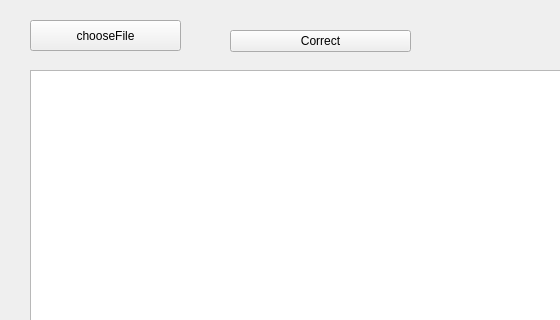
Qt form mainwindow.ui (germanbaziev/EvdakCorpatationOOP2) before a commit; both pictures show x 0 to 560 and y 0 to 320 of the 800 by 600 pixel window.
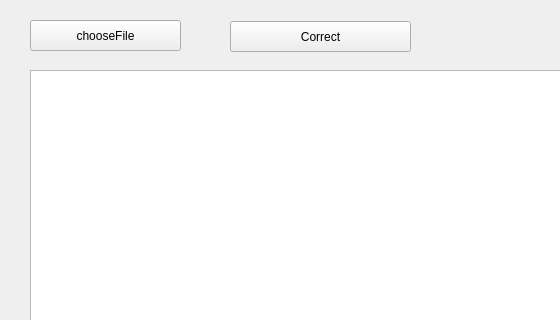
The same form after that commit.

What changed in the file:
```diff
--- a/mainwindow.ui
+++ b/mainwindow.ui
@@ -54,9 +54,9 @@
     <property name="geometry">
      <rect>
       <x>230</x>
-      <y>30</y>
+      <y>21</y>
       <width>181</width>
-      <height>22</height>
+      <height>31</height>
      </rect>
     </property>
     <property name="text">
```
